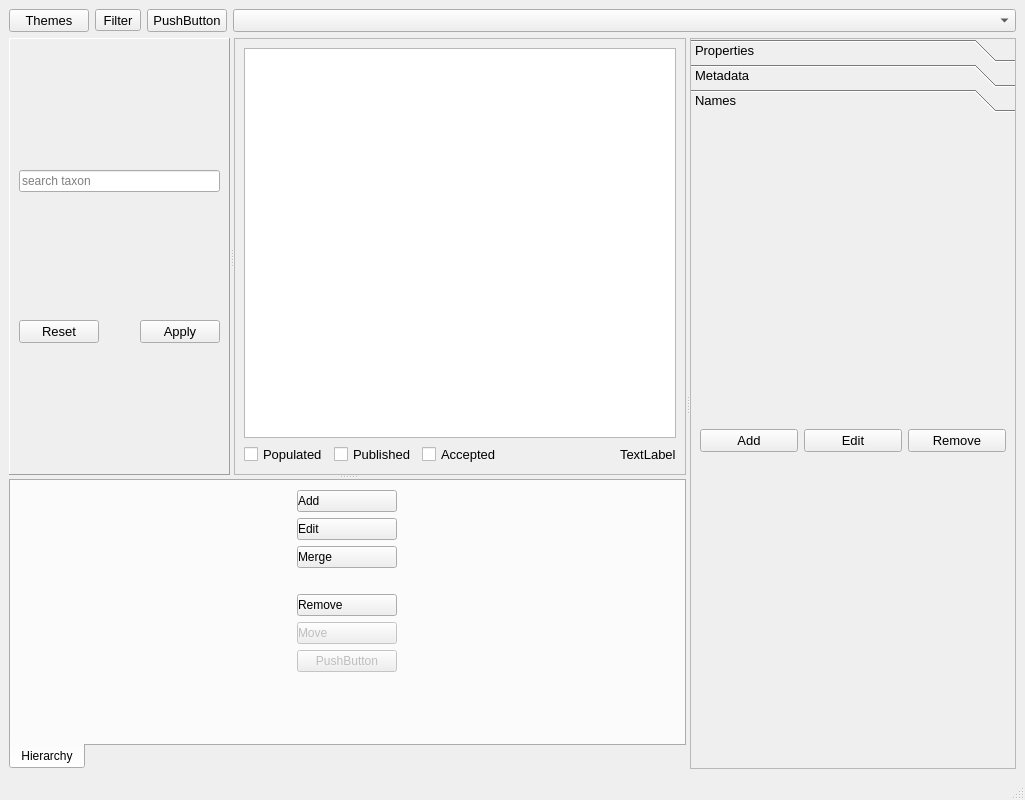
This is ui/taxanames.ui in PhilippeBko/taxa_occ as Qt 5 draws it before an edit. The edited form follows.
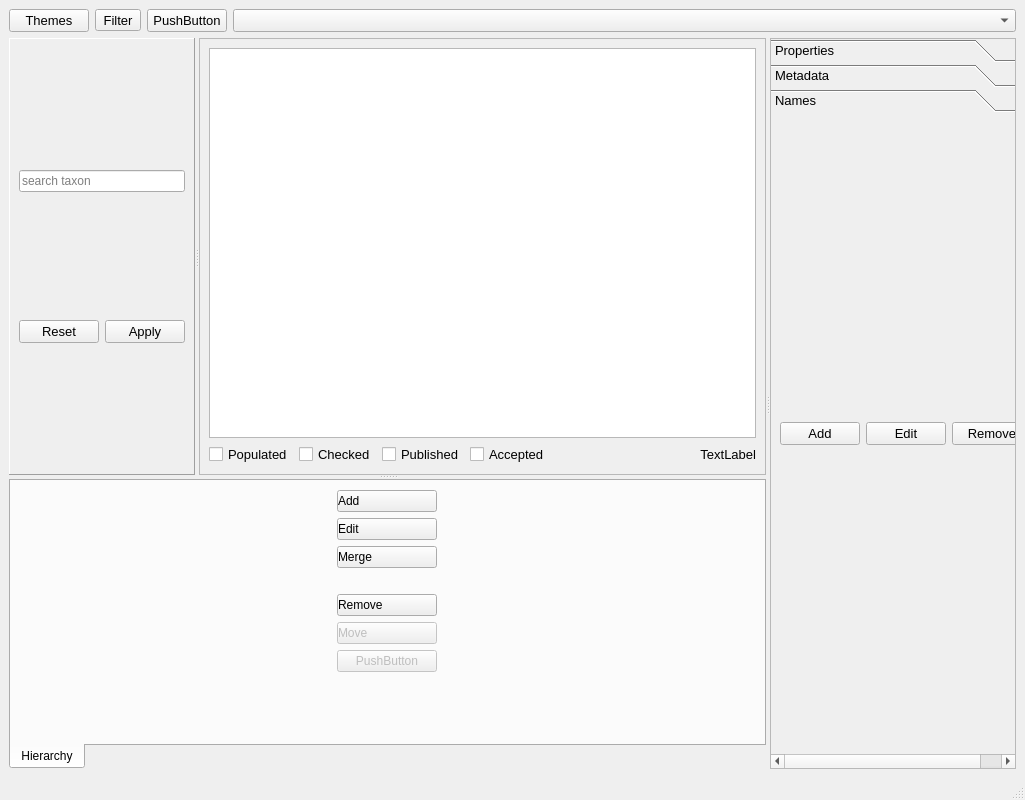
This is the edited form. The open tabs and pages were chosen to show the change. Icons and pictures are not drawn.

```diff
--- a/ui/taxanames.ui
+++ b/ui/taxanames.ui
@@ -216,6 +216,21 @@
               </property>
              </widget>
             </item>
+            <item>
+             <widget class="QCheckBox" name="checkBox_checked">
+              <property name="font">
+               <font>
+                <pointsize>10</pointsize>
+               </font>
+              </property>
+              <property name="text">
+               <string>Checked</string>
+              </property>
+              <property name="checked">
+               <bool>false</bool>
+              </property>
+             </widget>
+            </item>
             <item alignment="Qt::AlignLeft">
              <widget class="QCheckBox" name="checkBox_published">
               <property name="sizePolicy">
@@ -279,6 +294,18 @@
             </item>
             <item>
              <widget class="QLabel" name="label_count">
+              <property name="sizePolicy">
+               <sizepolicy hsizetype="Expanding" vsizetype="Preferred">
+                <horstretch>0</horstretch>
+                <verstretch>0</verstretch>
+               </sizepolicy>
+              </property>
+              <property name="minimumSize">
+               <size>
+                <width>200</width>
+                <height>0</height>
+               </size>
+              </property>
               <property name="font">
                <font>
                 <pointsize>10</pointsize>
@@ -287,6 +314,9 @@
               <property name="text">
                <string>TextLabel</string>
               </property>
+              <property name="alignment">
+               <set>Qt::AlignRight|Qt::AlignTrailing|Qt::AlignVCenter</set>
+              </property>
              </widget>
             </item>
            </layout>
@@ -667,8 +697,8 @@
          <rect>
           <x>0</x>
           <y>0</y>
-          <width>311</width>
-          <height>539</height>
+          <width>272</width>
+          <height>525</height>
          </rect>
         </property>
         <attribute name="label">
```
Left out of the diff: 24 changed lines with no effect on the pictures.
